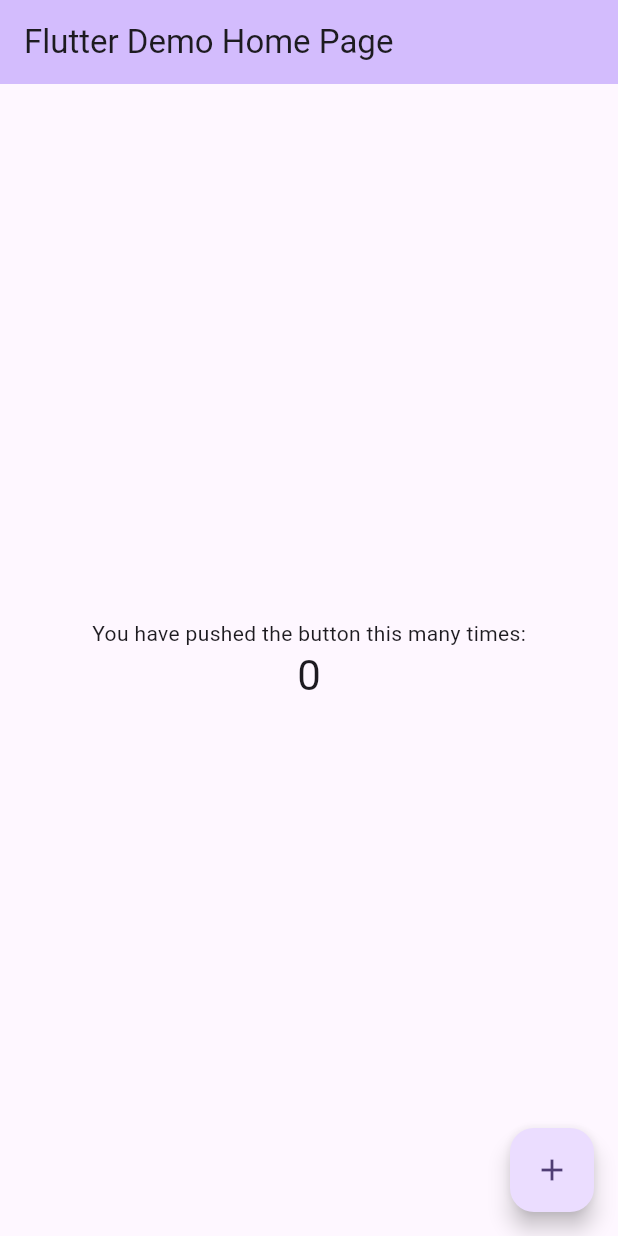
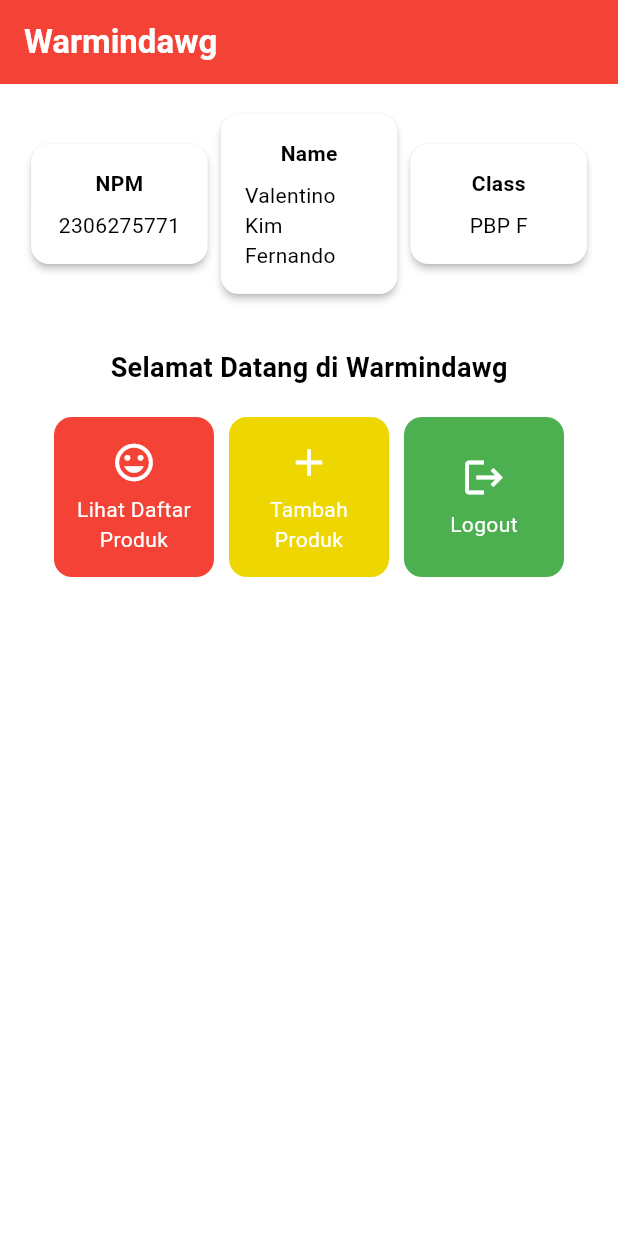
Before and after one commit to soydoradesu/warmindawg-mobile, a Flutter app: the screen it shows after launch, on a phone screen of 412 x 824 dp. Run offline on Flutter 3.47's test engine with Material 3 defaults, Android fonts, the phone set to English and light mode, and no system bars.

Commit message:
style: added color

```diff
--- a/lib/main.dart
+++ b/lib/main.dart
@@ -1,4 +1,5 @@
 import 'package:flutter/material.dart';
+import 'package:warmindawg_mobile/menu.dart';
 
 void main() {
   runApp(const MyApp());
@@ -28,98 +29,12 @@
         //
         // This works for code too, not just values: Most code changes can be
         // tested with just a hot reload.
-        colorScheme: ColorScheme.fromSeed(seedColor: Colors.deepPurple),
+        colorScheme: ColorScheme.fromSwatch(
+          primarySwatch: Colors.red,
+        ).copyWith(secondary: Colors.red),
         useMaterial3: true,
       ),
-      home: const MyHomePage(title: 'Flutter Demo Home Page'),
+      home: MyHomePage(),
     );
   }
 }
-
-class MyHomePage extends StatefulWidget {
-  const MyHomePage({super.key, required this.title});
-
-  // This widget is the home page of your application. It is stateful, meaning
-  // that it has a State object (defined below) that contains fields that affect
-  // how it looks.
-
-  // This class is the configuration for the state. It holds the values (in this
-  // case the title) provided by the parent (in this case the App widget) and
-  // used by the build method of the State. Fields in a Widget subclass are
-  // always marked "final".
-
-  final String title;
-
-  @override
-  State<MyHomePage> createState() => _MyHomePageState();
-}
-
-class _MyHomePageState extends State<MyHomePage> {
-  int _counter = 0;
-
-  void _incrementCounter() {
-    setState(() {
-      // This call to setState tells the Flutter framework that something has
-      // changed in this State, which causes it to rerun the build method below
-      // so that the display can reflect the updated values. If we changed
-      // _counter without calling setState(), then the build method would not be
-      // called again, and so nothing would appear to happen.
-      _counter++;
-    });
-  }
-
-  @override
-  Widget build(BuildContext context) {
-    // This method is rerun every time setState is called, for instance as done
-    // by the _incrementCounter method above.
-    //
-    // The Flutter framework has been optimized to make rerunning build methods
-    // fast, so that you can just rebuild anything that needs updating rather
-    // than having to individually change instances of widgets.
-    return Scaffold(
-      appBar: AppBar(
-        // TRY THIS: Try changing the color here to a specific color (to
-        // Colors.amber, perhaps?) and trigger a hot reload to see the AppBar
-        // change color while the other colors stay the same.
-        backgroundColor: Theme.of(context).colorScheme.inversePrimary,
-        // Here we take the value from the MyHomePage object that was created by
-        // the App.build method, and use it to set our appbar title.
-        title: Text(widget.title),
-      ),
-      body: Center(
-        // Center is a layout widget. It takes a single child and positions it
-        // in the middle of the parent.
-        child: Column(
-          // Column is also a layout widget. It takes a list of children and
-          // arranges them vertically. By default, it sizes itself to fit its
-          // children horizontally, and tries to be as tall as its parent.
-          //
-          // Column has various properties to control how it sizes itself and
-          // how it positions its children. Here we use mainAxisAlignment to
-          // center the children vertically; the main axis here is the vertical
-          // axis because Columns are vertical (the cross axis would be
-          // horizontal).
-          //
-          // TRY THIS: Invoke "debug painting" (choose the "Toggle Debug Paint"
-          // action in the IDE, or press "p" in the console), to see the
-          // wireframe for each widget.
-          mainAxisAlignment: MainAxisAlignment.center,
-          children: <Widget>[
-            const Text(
-              'You have pushed the button this many times:',
-            ),
-            Text(
-              '$_counter',
-              style: Theme.of(context).textTheme.headlineMedium,
-            ),
-          ],
-        ),
-      ),
-      floatingActionButton: FloatingActionButton(
-        onPressed: _incrementCounter,
-        tooltip: 'Increment',
-        child: const Icon(Icons.add),
-      ), // This trailing comma makes auto-formatting nicer for build methods.
-    );
-  }
-}
--- /dev/null
+++ b/lib/menu.dart
@@ -0,0 +1,178 @@
+import 'package:flutter/material.dart';
+
+class MyHomePage extends StatelessWidget {
+  final String npm = '2306275771'; // NPM
+  final String name = 'Valentino Kim Fernando'; // Nama
+  final String className = 'PBP F'; // Kelas
+  final List<ItemHomepage> items = [
+    ItemHomepage("Lihat Daftar Produk", Icons.mood, Colors.red),
+    ItemHomepage("Tambah Produk", Icons.add, const Color.fromARGB(255, 238, 214, 0)),
+    ItemHomepage("Logout", Icons.logout, Colors.green),
+  ];
+
+  MyHomePage({super.key});
+
+  @override
+  Widget build(BuildContext context) {
+    // Scaffold menyediakan struktur dasar halaman dengan AppBar dan body.
+    return Scaffold(
+      // AppBar adalah bagian atas halaman yang menampilkan judul.
+      appBar: AppBar(
+        // Judul aplikasi "Mental Health Tracker" dengan teks putih dan tebal.
+        title: const Text(
+          'Warmindawg',
+          style: TextStyle(
+            color: Colors.white,
+            fontWeight: FontWeight.bold,
+          ),
+        ),
+        // Warna latar belakang AppBar diambil dari skema warna tema aplikasi.
+        backgroundColor: Theme.of(context).colorScheme.primary,
+      ),
+      // Body halaman dengan padding di sekelilingnya.
+      body: Padding(
+        padding: const EdgeInsets.all(16.0),
+        // Menyusun widget secara vertikal dalam sebuah kolom.
+        child: Column(
+          crossAxisAlignment: CrossAxisAlignment.center,
+          children: [
+            // Row untuk menampilkan 3 InfoCard secara horizontal.
+            Row(
+              mainAxisAlignment: MainAxisAlignment.spaceEvenly,
+              children: [
+                InfoCard(title: 'NPM', content: npm),
+                InfoCard(title: 'Name', content: name),
+                InfoCard(title: 'Class', content: className),
+              ],
+            ),
+
+            // Memberikan jarak vertikal 16 unit.
+            const SizedBox(height: 16.0),
+
+            // Menempatkan widget berikutnya di tengah halaman.
+            Center(
+              child: Column(
+                // Menyusun teks dan grid item secara vertikal.
+
+                children: [
+                  // Menampilkan teks sambutan dengan gaya tebal dan ukuran 18.
+                  const Padding(
+                    padding: EdgeInsets.only(top: 16.0),
+                    child: Text(
+                      'Selamat Datang di Warmindawg',
+                      style: TextStyle(
+                        fontWeight: FontWeight.bold,
+                        fontSize: 18.0,
+                      ),
+                    ),
+                  ),
+
+                  // Grid untuk menampilkan ItemCard dalam bentuk grid 3 kolom.
+                  GridView.count(
+                    primary: true,
+                    padding: const EdgeInsets.all(20),
+                    crossAxisSpacing: 10,
+                    mainAxisSpacing: 10,
+                    crossAxisCount: 3,
+                    // Agar grid menyesuaikan tinggi kontennya.
+                    shrinkWrap: true,
+
+                    // Menampilkan ItemCard untuk setiap item dalam list items.
+                    children: items.map((ItemHomepage item) {
+                      return ItemCard(item);
+                    }).toList(),
+                  ),
+                ],
+              ),
+            ),
+          ],
+        ),
+      ),
+    );
+  }
+}
+
+class InfoCard extends StatelessWidget {
+  // Kartu informasi yang menampilkan title dan content.
+
+  final String title; // Judul kartu.
+  final String content; // Isi kartu.
+
+  const InfoCard({super.key, required this.title, required this.content});
+
+  @override
+  Widget build(BuildContext context) {
+    return Card(
+      // Membuat kotak kartu dengan bayangan dibawahnya.
+      elevation: 2.0,
+      child: Container(
+        // Mengatur ukuran dan jarak di dalam kartu.
+        width: MediaQuery.of(context).size.width /
+            3.5, // menyesuaikan dengan lebar device yang digunakan.
+        padding: const EdgeInsets.all(16.0),
+        // Menyusun title dan content secara vertikal.
+        child: Column(
+          children: [
+            Text(
+              title,
+              style: const TextStyle(fontWeight: FontWeight.bold),
+            ),
+            const SizedBox(height: 8.0),
+            Text(content),
+          ],
+        ),
+      ),
+    );
+  }
+}
+
+class ItemHomepage {
+  final String name;
+  final IconData icon;
+  final Color color;
+
+  ItemHomepage(this.name, this.icon, this.color);
+}
+
+class ItemCard extends StatelessWidget {
+  final ItemHomepage item;
+
+  const ItemCard(this.item, {super.key});
+
+  @override
+  Widget build(BuildContext context) {
+    return Material(
+      color: item.color, // Set the color to the specific item's color
+      borderRadius: BorderRadius.circular(12),
+      child: InkWell(
+        onTap: () {
+          ScaffoldMessenger.of(context)
+            ..hideCurrentSnackBar()
+            ..showSnackBar(SnackBar(
+                content: Text("Kamu telah menekan tombol ${item.name}!")));
+        },
+        child: Container(
+          padding: const EdgeInsets.all(8),
+          child: Center(
+            child: Column(
+              mainAxisAlignment: MainAxisAlignment.center,
+              children: [
+                Icon(
+                  item.icon,
+                  color: Colors.white,
+                  size: 30.0,
+                ),
+                const Padding(padding: EdgeInsets.all(3)),
+                Text(
+                  item.name,
+                  textAlign: TextAlign.center,
+                  style: const TextStyle(color: Colors.white),
+                ),
+              ],
+            ),
+          ),
+        ),
+      ),
+    );
+  }
+}
```
